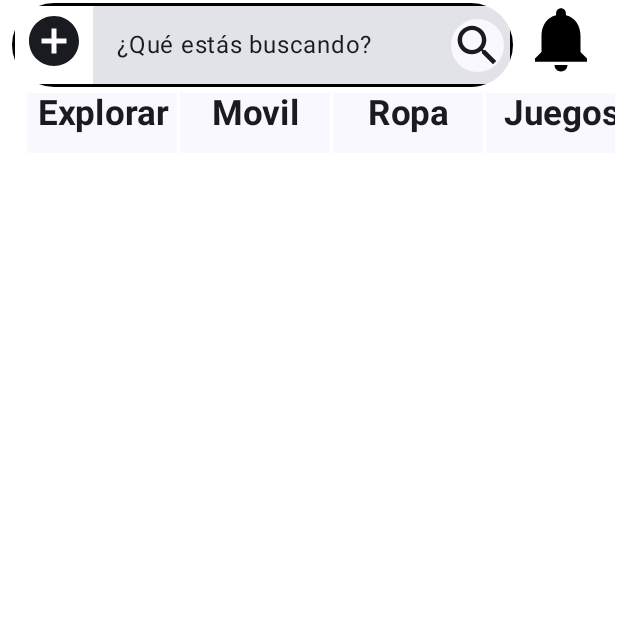
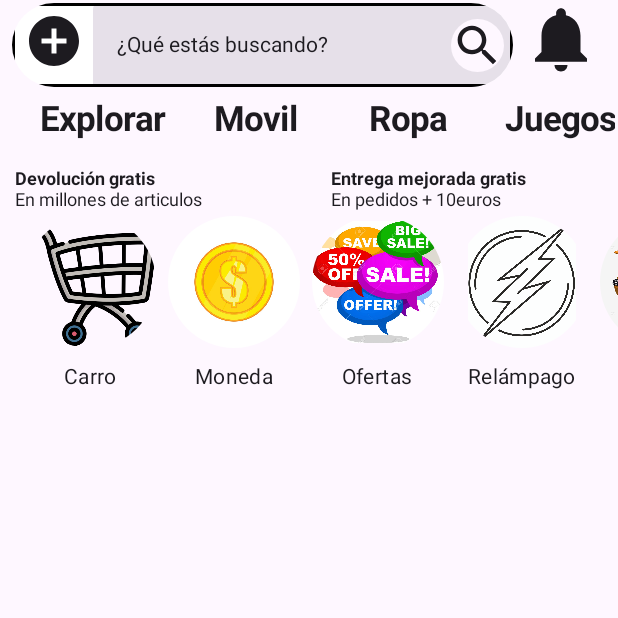
Before and after one commit to Privera1999/Practica4, an Android app built with Jetpack Compose: the MainActivity screen opened directly, with no data from a screen before it, on a phone screen of 412 x 824 dp, the top half of it. Run offline under Robolectric (Android 15) with nearby library versions, the phone set to English and light mode, and no system bars.

Commit message:
cambioo2

```diff
--- a/app/src/main/java/com/example/practica4/MainActivity.kt
+++ b/app/src/main/java/com/example/practica4/MainActivity.kt
@@ -5,16 +5,20 @@ import androidx.activity.ComponentActivity
 import androidx.activity.compose.setContent
 import androidx.annotation.DrawableRes
 import androidx.annotation.StringRes
+import androidx.compose.animation.animateContentSize
 import androidx.compose.foundation.BorderStroke
+import androidx.compose.foundation.Image
 import androidx.compose.foundation.layout.Arrangement
 import androidx.compose.foundation.layout.Column
 import androidx.compose.foundation.layout.PaddingValues
 import androidx.compose.foundation.layout.Row
 import androidx.compose.foundation.layout.Spacer
+import androidx.compose.foundation.layout.fillMaxSize
 import androidx.compose.foundation.layout.fillMaxWidth
 import androidx.compose.foundation.layout.height
 import androidx.compose.foundation.layout.heightIn
 import androidx.compose.foundation.layout.padding
+import androidx.compose.foundation.layout.paddingFromBaseline
 import androidx.compose.foundation.layout.size
 import androidx.compose.foundation.layout.width
 import androidx.compose.foundation.lazy.LazyColumn
@@ -22,6 +26,7 @@ import androidx.compose.foundation.lazy.LazyRow
 import androidx.compose.foundation.lazy.items
 import androidx.compose.foundation.shape.CircleShape
 import androidx.compose.foundation.shape.RoundedCornerShape
+import androidx.compose.foundation.text.selection.SelectionContainer
 import androidx.compose.material.icons.Icons
 import androidx.compose.material.icons.filled.AddCircle
 import androidx.compose.material.icons.filled.Notifications
@@ -33,9 +38,12 @@ import androidx.compose.material3.Surface
 import androidx.compose.material3.Text
 import androidx.compose.material3.TextField
 import androidx.compose.runtime.Composable
+import androidx.compose.ui.Alignment
 import androidx.compose.ui.Modifier
 import androidx.compose.ui.draw.clip
 import androidx.compose.ui.graphics.Color
+import androidx.compose.ui.layout.ContentScale
+import androidx.compose.ui.res.painterResource
 import androidx.compose.ui.res.stringResource
 import androidx.compose.ui.text.font.FontWeight
 import androidx.compose.ui.text.style.TextAlign
@@ -48,23 +56,31 @@ class MainActivity : ComponentActivity() {
     override fun onCreate(savedInstanceState: Bundle?) {
         super.onCreate(savedInstanceState)
         setContent {
-            Practica4Theme {
-                // A surface container using the 'background' color from the theme
+            Surface(
+                modifier = Modifier.fillMaxSize(),
+                color = MaterialTheme.colorScheme.background
+            ) {
                     DinamicaVertical()
-                }
+
+            }
             }
         }
     }
 
-
 @Composable
 fun DinamicaVertical(){
-    LazyColumn(){
+    LazyColumn( verticalArrangement = Arrangement.spacedBy(4.dp),){
         item{
                  BarraBusqueda()
         }
         item{
                  TextoAlineadoRow()
+        }
+        item{
+            TextoFijo1(msg = "")
+        }
+        item{
+            CirculosTextoRow()
         }
     }
 }
@@ -131,11 +147,12 @@ fun TextoAlineado(
                 Text(
                     text = stringResource(text2),
                     textAlign = TextAlign.Center,
-                    fontSize=23.sp,
+                    fontSize = 23.sp,
                     fontWeight = FontWeight.Bold,
                     modifier = Modifier
                         .heightIn(90.dp)
                 )
+
         }
 }
 
@@ -155,24 +172,108 @@ fun TextoAlineadoRow(
 
 @Composable
 fun TextoFijo1(msg: String){
-    Row(modifier= Modifier
-        .fillMaxWidth()
-        .height(35.dp)) {
+    Row() {
+        Spacer(modifier = Modifier.width(10.dp))
     Surface() {
         Row() {
             Column() {
-            Text(text = "Devolución gratis ")
-                Text(text = "En millones de articulos")
+            Text(text = "Devolución gratis ",fontWeight = FontWeight.Bold, fontSize = 12.sp)
+                Text(text = "En millones de articulos", fontSize = 12.sp)
                  }
             Spacer(modifier = Modifier.width(85.dp))
             Column() {
-                Text(text = "Entrega mejorada gratis")
-                Text(text = "En pedidos + 10euros")
+                Text(text = "Entrega mejorada gratis",fontWeight = FontWeight.Bold, fontSize = 12.sp)
+                Text(text = "En pedidos + 10euros", fontSize = 12.sp)
                 }
+            Spacer(modifier = Modifier.width(10.dp))
             }
          }
     }
 }
+
+@Composable
+fun CirculosTexto(
+    @DrawableRes drawable:Int,
+    @StringRes text:Int,
+    modifier: Modifier = Modifier
+) {
+    Column(horizontalAlignment = Alignment.CenterHorizontally
+        ,modifier=modifier) {
+        Image(painter = painterResource(drawable),
+            contentDescription=null,
+            contentScale = ContentScale.Fit,
+            modifier= Modifier
+                .size(88.dp)
+                .clip(CircleShape)
+        )
+        Text(text = stringResource(text),
+            modifier=Modifier.paddingFromBaseline(top=24.dp, bottom = 8.dp),
+            style=MaterialTheme.typography.bodyMedium
+        )
+    }
+
+}
+
+// Step: Align your body row - Arrangements
+@Composable
+fun CirculosTextoRow(
+    modifier: Modifier = Modifier
+) {
+    LazyRow(horizontalArrangement = Arrangement.spacedBy(8.dp),
+        contentPadding= PaddingValues(horizontal = 16.dp),
+        modifier=modifier.padding()
+    ){
+        items(CirculosPequeños){
+                item -> CirculosTexto(item.drawable, item.text)
+        }
+    }
+}
+
+@Composable
+fun TextoFijo2(msg: String){
+    Row(modifier= Modifier.fillMaxWidth()){
+        Spacer(modifier = Modifier.width(3.dp))
+        Surface(color = Color.LightGray,
+            shape = MaterialTheme.shapes.medium,
+            modifier = Modifier
+                .padding(5.dp)) {
+            Row(modifier= Modifier.fillMaxWidth()) {
+                Spacer(modifier = Modifier.width(4.dp))
+                Column() {
+
+                    Text(
+                        text = "Faltan ",
+                        fontSize = 12.sp,
+
+                        )
+                    Text(
+                        text = "4 ",
+                        fontWeight = FontWeight.Bold,
+                        fontSize = 20.sp,
+                        )
+                    Text(
+                        text = "dias",
+                        fontSize = 12.sp
+                    )
+                }
+
+                Spacer(modifier = Modifier.width(40.dp))
+                Column {
+
+                    Text(
+                        text = "Próximamente: Promo del 11.11",
+                        fontSize = 17.sp,
+                        fontWeight = FontWeight.Bold,
+                    )
+                    Text(text = "Las mayores ofertas del año", fontSize = 12.sp)
+                }
+                Spacer(modifier = Modifier.width(30.dp))
+                Text(text = "->", fontSize = 18.sp,fontWeight = FontWeight.Bold,)
+                 }
+            }
+        }
+    }
+
 
 private val Texto1 = listOf(
     R.string.Explorar,
@@ -185,6 +286,15 @@ private val Texto1 = listOf(
     R.string.Jardín,
     R.string.Deporte
 ).map { TextoReutilizar(it) }
+
+private val CirculosPequeños = listOf(
+    R.drawable.carro to R.string.Carro,
+    R.drawable.moneda to R.string.Moneda,
+    R.drawable.ofertas to R.string.Ofertas,
+    R.drawable.relampago2 to R.string.Relámpago,
+    R.drawable.saldo to R.string.Saldo,
+    R.drawable.tractor to R.string.Tractor,
+).map { ImagenesTextoReutilizar(it.first, it.second) }
 
 private val Imagenesytexto1 = listOf(
     R.drawable.cintametrica to R.string.CintaMétrica,
@@ -244,3 +354,20 @@ fun Textofijo1Preview() {
     TextoFijo1("HOLA"
     )
 }
+
+@Preview(showBackground = true, backgroundColor = 0xFFF5F0EE)
+@Composable
+fun CirculosTextoPreview() {
+    CirculosTexto(
+            modifier = Modifier.padding(8.dp),
+            drawable =R.drawable.tractor,
+            text =R.string.Tractor
+        )
+}
+
+@Preview(showBackground = true, backgroundColor = 0xFFF5F0EE)
+@Composable
+fun Textofijo2Preview() {
+    TextoFijo2("HOLA"
+    )
+}
--- a/app/src/main/res/values/strings.xml
+++ b/app/src/main/res/values/strings.xml
@@ -22,7 +22,12 @@
     <string name="Casa">Casa</string>
     <string name="Jardín">Jardín</string>
     <string name="Deporte">Deporte</string>
-
+    <string name="Carro">Carro</string>
+    <string name="Moneda">Moneda</string>
+    <string name="Ofertas">Ofertas</string>
+    <string name="Relámpago">Relámpago</string>
+    <string name="Saldo">Saldo</string>
+    <string name="Tractor">Tractor</string>
 
 
 
```
Also changed, not shown: app/src/main/res/drawable/carro.png (added), app/src/main/res/drawable/moneda.jpg (added), app/src/main/res/drawable/ofertas.jpg (added), app/src/main/res/drawable/relampago.jpg (added), app/src/main/res/drawable/relampago2.png (added), app/src/main/res/drawable/saldo.jpg (added), app/src/main/res/drawable/tractor.jpg (added).
